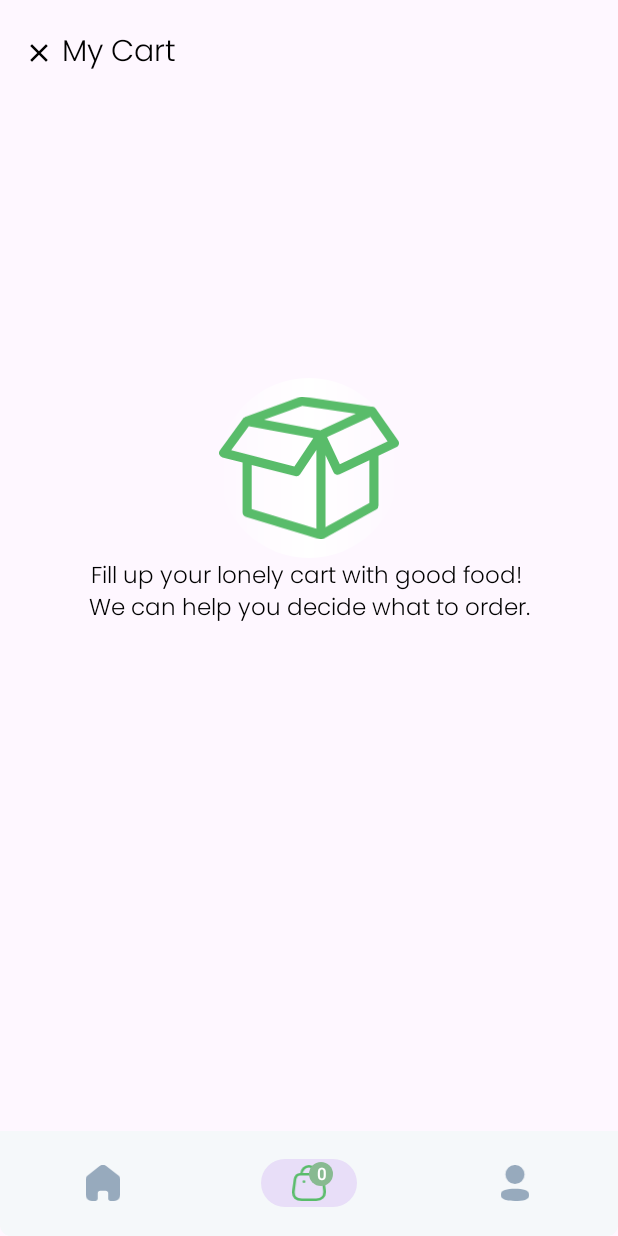
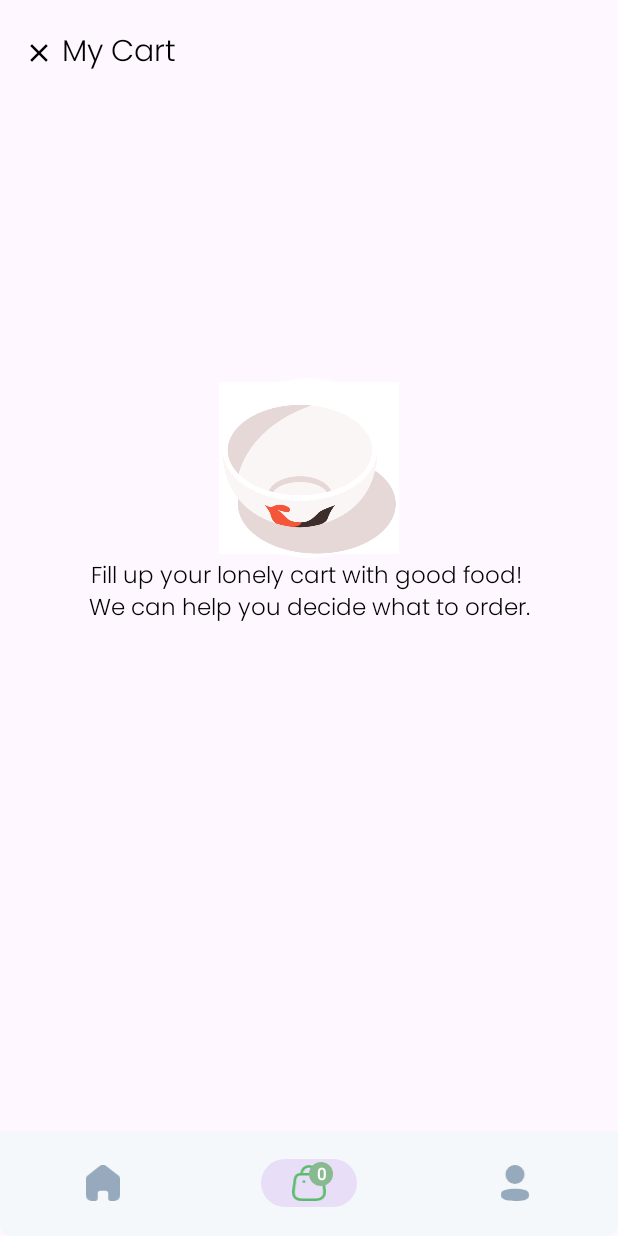
Before and after one commit to DTC172/GrabFood_Clone, an Android app: the CartFragment screen opened through its navigation route, on a phone screen of 412 x 824 dp. Run offline under Robolectric (Android 15) with nearby library versions, the light colour scheme and no system bars; our stand-ins replace Dagger/Hilt's generated code, Firebase (no records; nobody signed in at launch, a user with empty details on screens opened directly), navigation-ui; plain views replace CircularProgressButton.

Commit message:
edit layout

```diff
--- a/app/src/main/res/layout/fragment_cart.xml
+++ b/app/src/main/res/layout/fragment_cart.xml
@@ -169,7 +169,7 @@
                 android:layout_height="120dp"
                 android:layout_marginBottom="130dp"
                 android:background="@drawable/empty_box_background"
-                android:src="@drawable/ic_empty_box"
+                android:src="@drawable/empty_cart"
                 app:layout_constraintBottom_toBottomOf="parent"
                 app:layout_constraintEnd_toEndOf="parent"
                 app:layout_constraintStart_toStartOf="parent"
```
Also changed, not shown: app/src/main/res/drawable/empty_cart.png (added).
